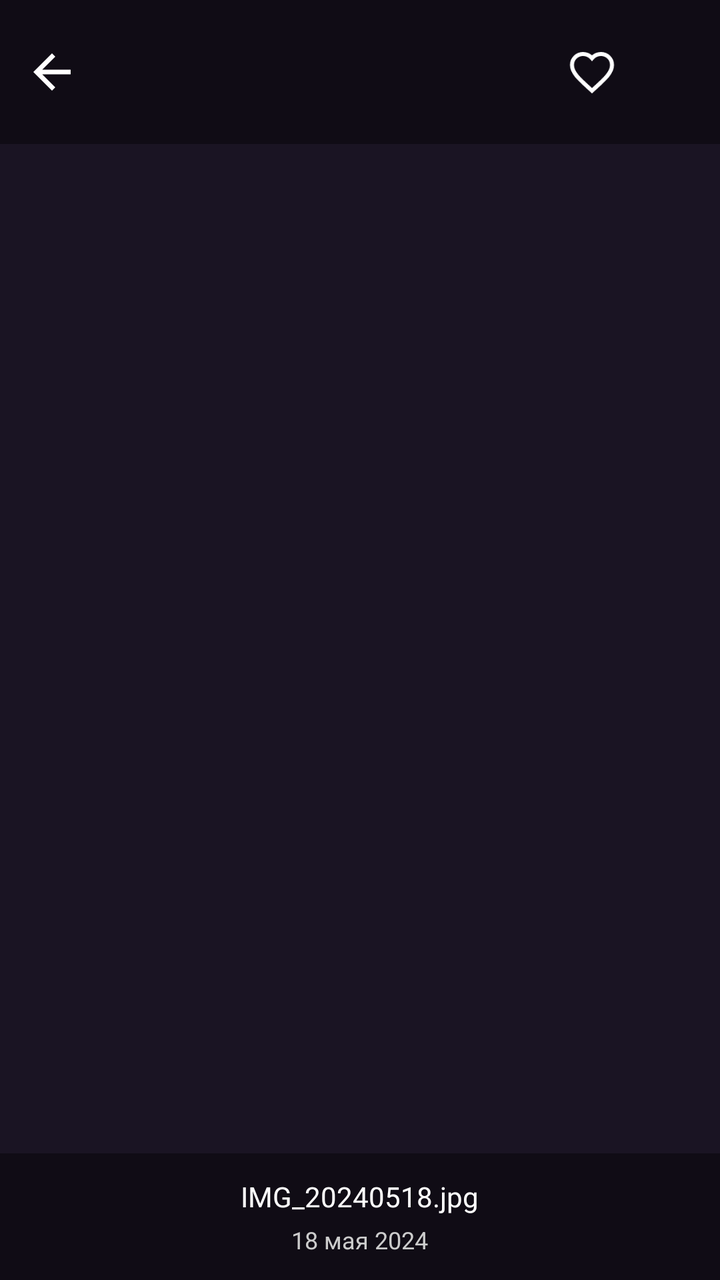
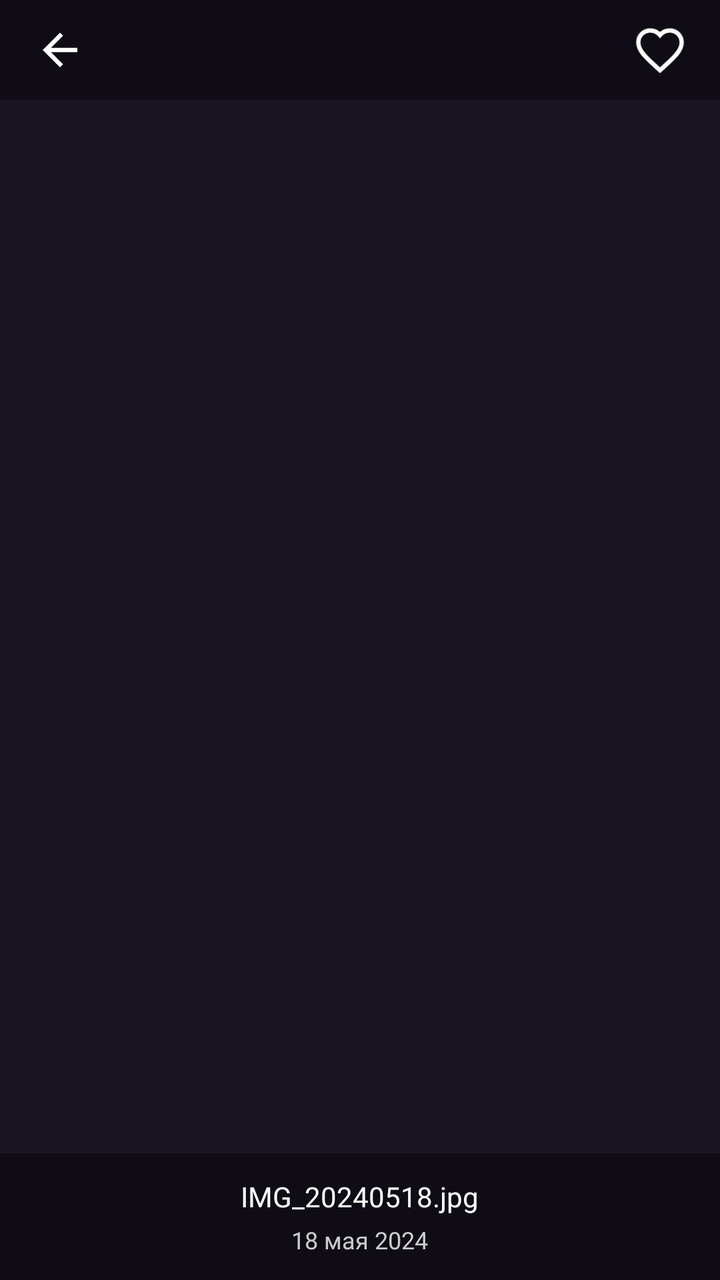

Compare the two renders of this Android layout. The source of the first and the diff that turns it into the second are given below.
<!-- AndroidManifest.xml: application theme Theme.MyPhotos -->
<!-- res/layout/activity_photo_viewer.xml -->
<?xml version="1.0" encoding="utf-8"?>
<androidx.constraintlayout.widget.ConstraintLayout xmlns:android="http://schemas.android.com/apk/res/android"
    xmlns:app="http://schemas.android.com/apk/res-auto"
    android:layout_width="match_parent"
    android:layout_height="match_parent"
    android:background="@color/black">

    <androidx.viewpager2.widget.ViewPager2
        android:id="@+id/viewPager"
        android:layout_width="0dp"
        android:layout_height="0dp"
        app:layout_constraintTop_toTopOf="parent"
        app:layout_constraintBottom_toBottomOf="parent"
        app:layout_constraintStart_toStartOf="parent"
        app:layout_constraintEnd_toEndOf="parent" />

    
    <LinearLayout
        android:id="@+id/topBar"
        android:layout_width="0dp"
        android:layout_height="wrap_content"
        android:orientation="horizontal"
        android:gravity="center_vertical"
        android:paddingHorizontal="12dp"
        android:paddingVertical="12dp"
        android:background="#66000000"
        app:layout_constraintTop_toTopOf="parent"
        app:layout_constraintStart_toStartOf="parent"
        app:layout_constraintEnd_toEndOf="parent">

        <ImageView
            android:id="@+id/backIcon"
            android:layout_width="28dp"
            android:layout_height="28dp"
            android:src="@drawable/arrow_back_24"
            app:tint="@color/white"
            android:contentDescription="Back" />

        <View
            android:layout_width="0dp"
            android:layout_height="1dp"
            android:layout_weight="1" />

        <com.google.android.material.button.MaterialButton
            android:id="@+id/likeButton"
            style="@style/RandomButtonStyle"
            android:layout_width="wrap_content"
            android:layout_height="wrap_content"
            app:icon="@drawable/ic_heart_outline"
            app:iconTint="@color/white"
            app:iconSize="24dp"
            app:iconPadding="0dp"
            android:insetTop="0dp"
            android:insetBottom="0dp"
            android:backgroundTint="@android:color/transparent"
            app:strokeWidth="0dp" />

    </LinearLayout>

    
    <LinearLayout
        android:id="@+id/bottomBar"
        android:layout_width="0dp"
        android:layout_height="wrap_content"
        android:orientation="vertical"
        android:gravity="center_horizontal"
        android:paddingVertical="12dp"
        android:background="#66000000"
        app:layout_constraintBottom_toBottomOf="parent"
        app:layout_constraintStart_toStartOf="parent"
        app:layout_constraintEnd_toEndOf="parent">

        <TextView
            android:id="@+id/fileNameText"
            android:layout_width="wrap_content"
            android:layout_height="wrap_content"
            android:textColor="@color/white"
            android:textSize="14sp"
            android:maxLines="1"
            android:ellipsize="end"
            android:text="IMG_20240518.jpg" />

        <TextView
            android:id="@+id/dateText"
            android:layout_width="wrap_content"
            android:layout_height="wrap_content"
            android:textColor="#CCCCCC"
            android:textSize="12sp"
            android:layout_marginTop="4dp"
            android:text="18 мая 2024" />

    </LinearLayout>

</androidx.constraintlayout.widget.ConstraintLayout>
<!-- resources referenced by this layout -->
<resources>
  <color name="black">#1A1423</color>
  <color name="white">#FFFFFF</color>
  <!-- drawable arrow_back_24 (drawable) -->
  <vector xmlns:android="http://schemas.android.com/apk/res/android"
      android:width="24dp"
      android:height="24dp"
      android:viewportWidth="24"
      android:viewportHeight="24"
      android:tint="?attr/colorControlNormal"
      android:autoMirrored="true">
      <path
          android:fillColor="@android:color/white"
          android:pathData="M20,11H7.83l5.59,-5.59L12,4l-8,8 8,8 1.41,-1.41L7.83,13H20v-2z"/>
  </vector>
  <!-- drawable ic_heart_outline (drawable) -->
  <vector xmlns:android="http://schemas.android.com/apk/res/android"
      android:width="24dp"
      android:height="24dp"
      android:viewportWidth="24"
      android:viewportHeight="24">
      <path
          android:strokeColor="#FF0000"
          android:strokeWidth="2"
          android:fillColor="#00000000"
          android:pathData="M12,21.35l-1.45,-1.32C5.4,15.36 2,12.28 2,8.5 2,5.42 4.42,3 7.5,3c1.74,0 3.41,0.81 4.5,2.09C13.09,3.81 14.76,3 16.5,3 19.58,3 22,5.42 22,8.5c0,3.78 -3.4,6.86 -8.55,11.54L12,21.35z"/>
  </vector>
  <style name="RandomButtonStyle">
          <item name="android:fontFamily">@font/lato_black</item>
          <item name="android:textSize">16sp</item>
      </style>
  <style name="Theme.MyPhotos" parent="Base.Theme.MyPhotos" />
  <style name="Base.Theme.MyPhotos" parent="Theme.Material3.DayNight.NoActionBar">
          
          <item name="colorPrimary">@color/black</item>
          <item name="colorOnPrimary">@color/white</item>
  
          
          <item name="android:statusBarColor">@color/black</item>
          <item name="android:navigationBarColor">@color/black</item>
          <item name="android:windowLightStatusBar">false</item>
      </style>
</resources>

<!-- the commit's change to res/layout/activity_photo_viewer.xml (unified diff, before → after) -->
@@ -18,11 +18,10 @@
     <LinearLayout
         android:id="@+id/topBar"
         android:layout_width="0dp"
-        android:layout_height="wrap_content"
+        android:layout_height="50dp"
         android:orientation="horizontal"
         android:gravity="center_vertical"
-        android:paddingHorizontal="12dp"
-        android:paddingVertical="12dp"
+        android:paddingHorizontal="8dp"
         android:background="#66000000"
         app:layout_constraintTop_toTopOf="parent"
         app:layout_constraintStart_toStartOf="parent"
@@ -30,8 +29,9 @@
 
         <ImageView
             android:id="@+id/backIcon"
-            android:layout_width="28dp"
-            android:layout_height="28dp"
+            android:layout_width="44dp"
+            android:layout_height="44dp"
+            android:padding="9dp"
             android:src="@drawable/arrow_back_24"
             app:tint="@color/white"
             android:contentDescription="Back" />
@@ -44,15 +44,21 @@
         <com.google.android.material.button.MaterialButton
             android:id="@+id/likeButton"
             style="@style/RandomButtonStyle"
-            android:layout_width="wrap_content"
-            android:layout_height="wrap_content"
-            app:icon="@drawable/ic_heart_outline"
-            app:iconTint="@color/white"
-            app:iconSize="24dp"
-            app:iconPadding="0dp"
+            android:layout_width="44dp"
+            android:layout_height="44dp"
+            android:minWidth="0dp"
+            android:minHeight="0dp"
+            android:padding="0dp"
+            android:insetLeft="0dp"
             android:insetTop="0dp"
+            android:insetRight="0dp"
             android:insetBottom="0dp"
             android:backgroundTint="@android:color/transparent"
+            app:icon="@drawable/ic_heart_outline"
+            app:iconGravity="textStart"
+            app:iconPadding="0dp"
+            app:iconSize="26dp"
+            app:iconTint="@color/white"
             app:strokeWidth="0dp" />
 
     </LinearLayout>
